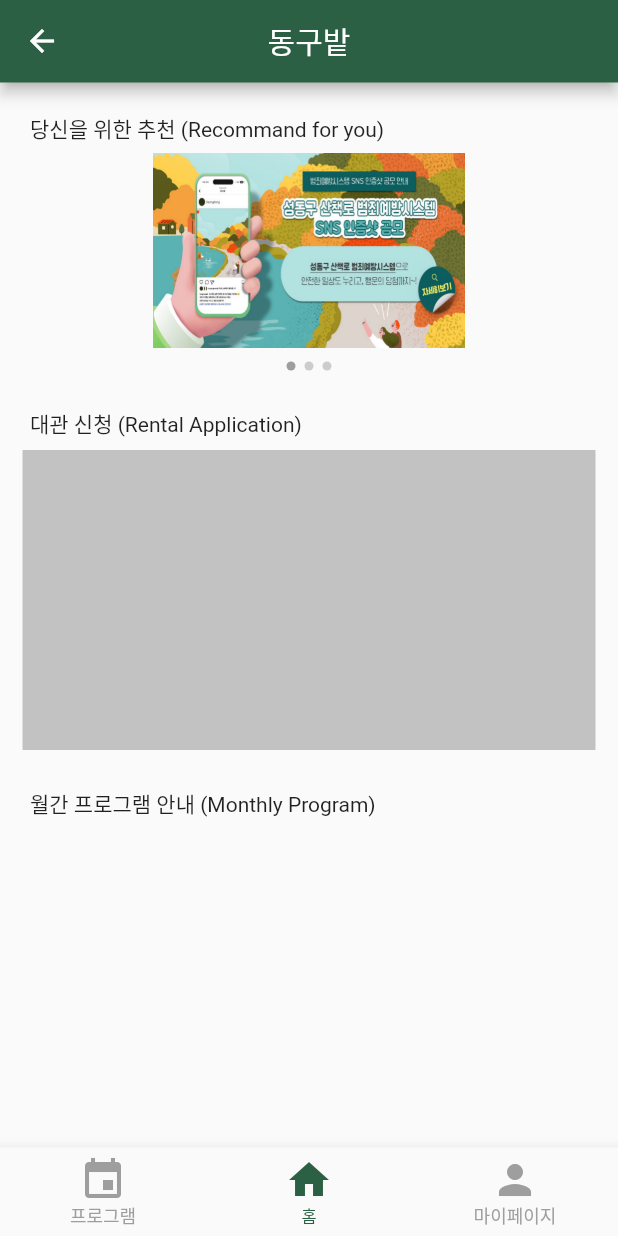
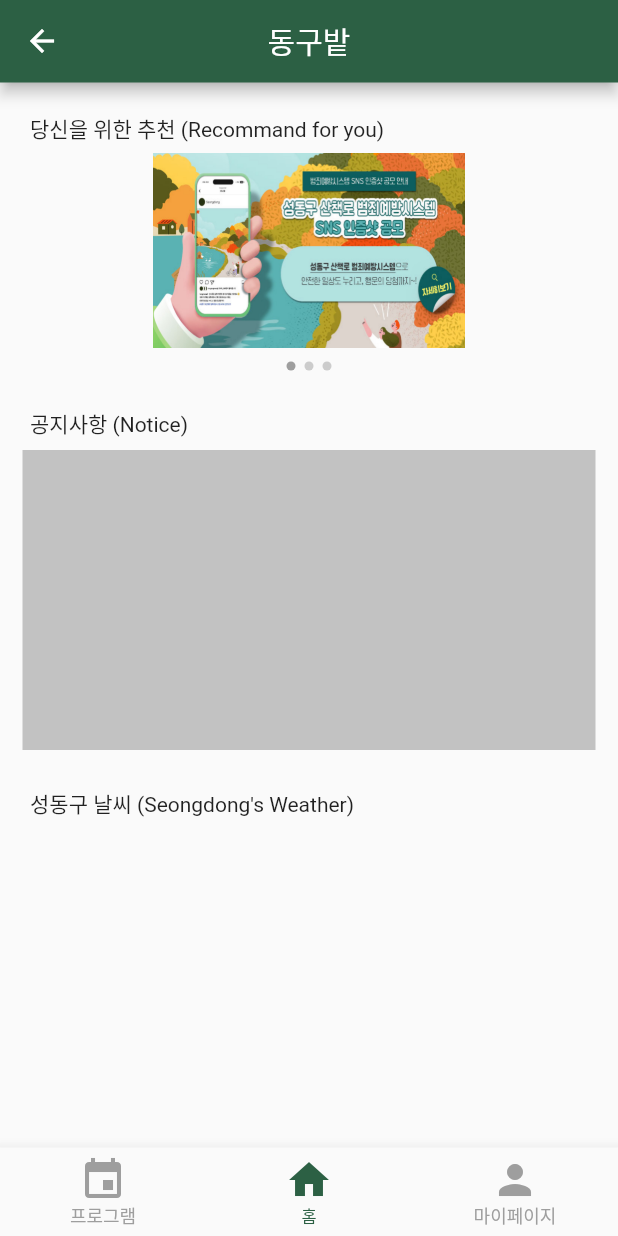
Before and after one commit to hyundo0328/DongguBat, a Flutter app: the WidgetBottomNavigationBar widget shown alone on an empty page, opened directly with empty values, item 2 of the bottom bar chosen, on a phone screen of 412 x 824 dp. Run offline on Flutter 3.47's test engine with Material 2 defaults, Android fonts, the light colour scheme and no system bars.

Commit message:
같은 페이지 클릭시 고정

```diff
--- a/lib/screens/main_page.dart
+++ b/lib/screens/main_page.dart
@@ -173,7 +173,7 @@ class _MainPageState extends State<MainPage> {
                 child: Padding(
                   padding: EdgeInsetsDirectional.fromSTEB(5, 25, 0, 7),
                   child: Text(
-                    '대관 신청 (Rental Application)',
+                    '공지사항 (Notice)',
                     textAlign: TextAlign.start,
                   ),
                 ),
@@ -192,7 +192,7 @@ class _MainPageState extends State<MainPage> {
                 child: Padding(
                   padding: EdgeInsetsDirectional.fromSTEB(5, 25, 0, 7),
                   child: Text(
-                    '월간 프로그램 안내 (Monthly Program)',
+                    '성동구 날씨 (Seongdong\'s Weather)',
                     textAlign: TextAlign.start,
                   ),
                 ),
--- a/lib/widgets/widget_bottombar.dart
+++ b/lib/widgets/widget_bottombar.dart
@@ -46,17 +46,7 @@ class _WidgetBottomNavigationBarState extends State<WidgetBottomNavigationBar> {
       ],
       currentIndex: widget.selectedIndex,
       onTap: (int index) {
-        if (index == 0) {
-          Navigator.pushReplacement(
-            context,
-            MaterialPageRoute(builder: (context) => tabs[index]),
-          );
-        } else if (index == 1) {
-          Navigator.pushReplacement(
-            context,
-            MaterialPageRoute(builder: (context) => tabs[index]),
-          );
-        } else if (index == 2) {
+        if (index != widget.selectedIndex) {
           Navigator.pushReplacement(
             context,
             MaterialPageRoute(builder: (context) => tabs[index]),
--- a/pubspec.yaml
+++ b/pubspec.yaml
@@ -37,6 +37,7 @@ dependencies:
   cupertino_icons: ^1.0.2
   fluttertoast: ^8.2.2
   shared_preferences: ^2.0.7
+  http: ^0.13.4
 
 dev_dependencies:
   flutter_test:
```
Also changed, not shown: lib/weather/weather.dart (added), pubspec.lock, 1 other file.
